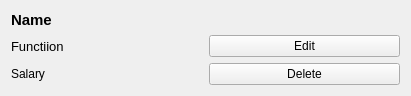
The window that CompanyEditor/employeewidget.ui (imitatehappiness/QtCompanyEditor) describes before a commit, drawn with Qt 5.
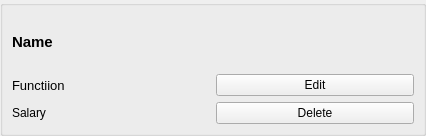
The same window after the commit.

Diff of the .ui file:
```diff
--- a/CompanyEditor/employeewidget.ui
+++ b/CompanyEditor/employeewidget.ui
@@ -6,8 +6,8 @@
    <rect>
     <x>0</x>
     <y>0</y>
-    <width>411</width>
-    <height>92</height>
+    <width>426</width>
+    <height>136</height>
    </rect>
   </property>
   <property name="maximumSize">
@@ -26,6 +26,27 @@
    <string>Form</string>
   </property>
   <layout class="QGridLayout" name="gridLayout_2">
+   <property name="leftMargin">
+    <number>0</number>
+   </property>
+   <property name="topMargin">
+    <number>0</number>
+   </property>
+   <property name="rightMargin">
+    <number>0</number>
+   </property>
+   <property name="bottomMargin">
+    <number>0</number>
+   </property>
+   <property name="spacing">
+    <number>0</number>
+   </property>
+   <item row="0" column="0">
+    <widget class="QGroupBox" name="groupBox">
+     <property name="title">
+      <string/>
+     </property>
+     <layout class="QGridLayout" name="gridLayout_3">
    <item row="0" column="0">
     <layout class="QGridLayout" name="gridLayout">
      <item row="0" column="0" colspan="2">
@@ -75,6 +96,9 @@
       </widget>
      </item>
     </layout>
+      </item>
+     </layout>
+    </widget>
    </item>
   </layout>
  </widget>
```
Lines whose indentation alone changed are shown as unchanged.
